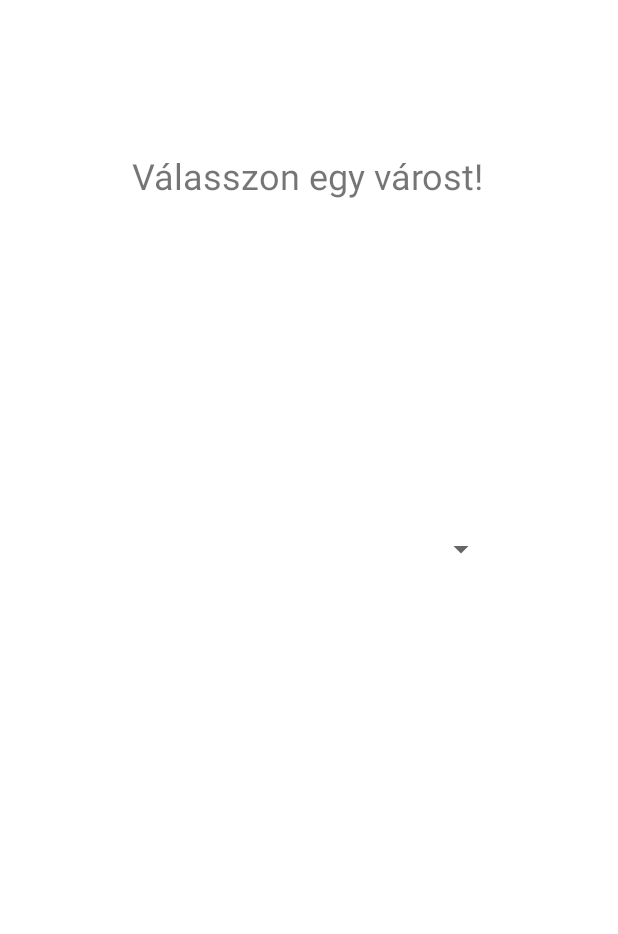
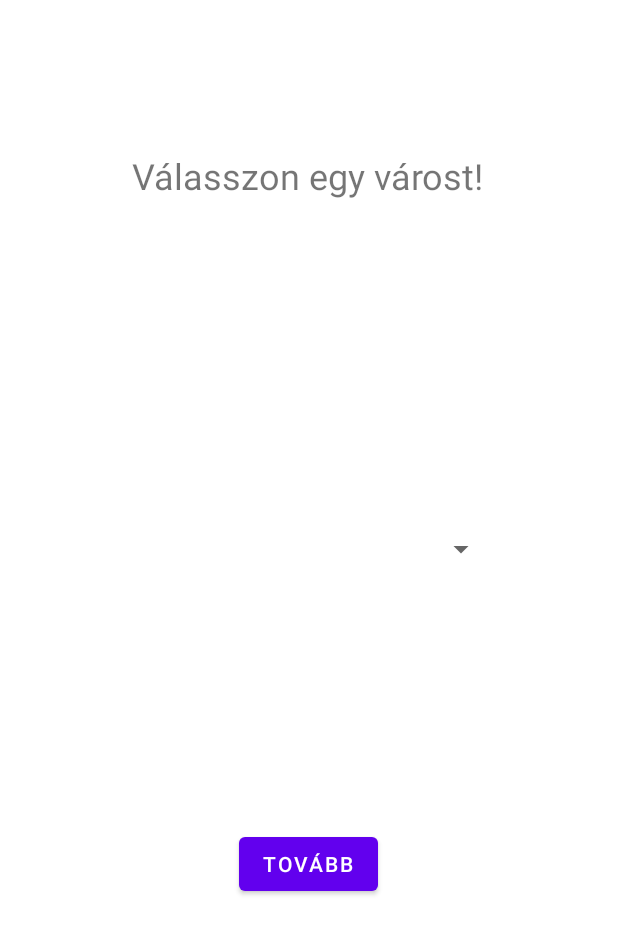
Before and after one commit to racz-nikoletta/rendezvenykereso, an Android app: the layout activity_city.xml on its own in the app's theme, with its tools: preview values and no code run, on a phone screen of 412 x 824 dp. Shown: the top 934 px of the screen. Run offline under Robolectric (Android 15) with nearby library versions, the phone set to English and light mode, and no system bars.

Commit message:
"Tovább" gomb elhelyezése az activity_city.xml-ben.

```diff
--- a/app/src/main/res/layout/activity_city.xml
+++ b/app/src/main/res/layout/activity_city.xml
@@ -28,4 +28,16 @@
         app:layout_constraintTop_toTopOf="parent"
         app:layout_constraintVertical_bias="0.441"
         tools:ignore="SpeakableTextPresentCheck" />
+
+    <Button
+        android:id="@+id/nextButton"
+        android:layout_width="wrap_content"
+        android:layout_height="wrap_content"
+        android:text="Tovább"
+        app:layout_constraintBottom_toBottomOf="parent"
+        app:layout_constraintEnd_toEndOf="parent"
+        app:layout_constraintHorizontal_bias="0.498"
+        app:layout_constraintStart_toStartOf="parent"
+        app:layout_constraintTop_toTopOf="parent"
+        app:layout_constraintVertical_bias="0.711" />
 </androidx.constraintlayout.widget.ConstraintLayout>
```
